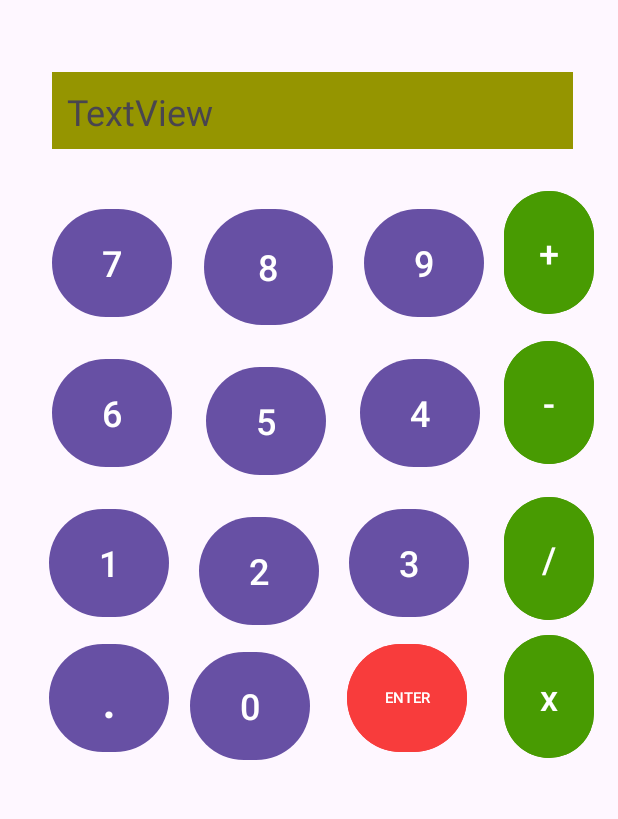
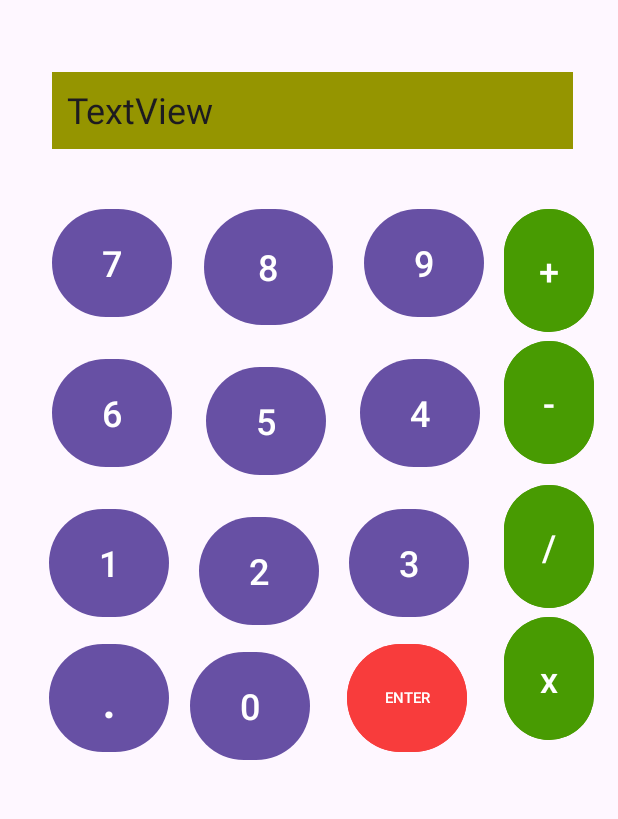
Before and after one commit to limadan/HP12, an Android app: the screen it shows after launch (MainActivity), on a phone screen of 412 x 824 dp, the part 80-899 px from its top. Run offline under Robolectric (Android 15) with nearby library versions, the phone set to English and light mode, and no system bars.

Commit message:
ajustes de UI

```diff
--- a/app/src/main/res/layout/activity_main.xml
+++ b/app/src/main/res/layout/activity_main.xml
@@ -11,7 +11,7 @@
         android:id="@+id/button16"
         android:layout_width="60dp"
         android:layout_height="90dp"
-        android:layout_marginTop="320dp"
+        android:layout_marginTop="308dp"
         android:layout_marginEnd="16dp"
         android:backgroundTint="#489B02"
         android:text="x"
@@ -23,7 +23,7 @@
         android:id="@+id/button16"
         android:layout_width="60dp"
         android:layout_height="90dp"
-        android:layout_marginTop="228dp"
+        android:layout_marginTop="220dp"
         android:layout_marginEnd="16dp"
         android:backgroundTint="#489B02"
         android:text="/"
@@ -43,7 +43,7 @@
         app:layout_constraintTop_toTopOf="parent"
         app:layout_constraintVertical_bias="0.042" />
 
-    <TextView
+    <EditText
         android:id="@+id/visor"
         android:layout_width="347dp"
         android:layout_height="51dp"
@@ -234,7 +234,7 @@
         android:layout_width="60dp"
         android:layout_height="90dp"
         android:layout_marginStart="13dp"
-        android:layout_marginTop="24dp"
+        android:layout_marginTop="36dp"
         android:layout_marginEnd="16dp"
         android:backgroundTint="#489B02"
         android:text="+"
```
